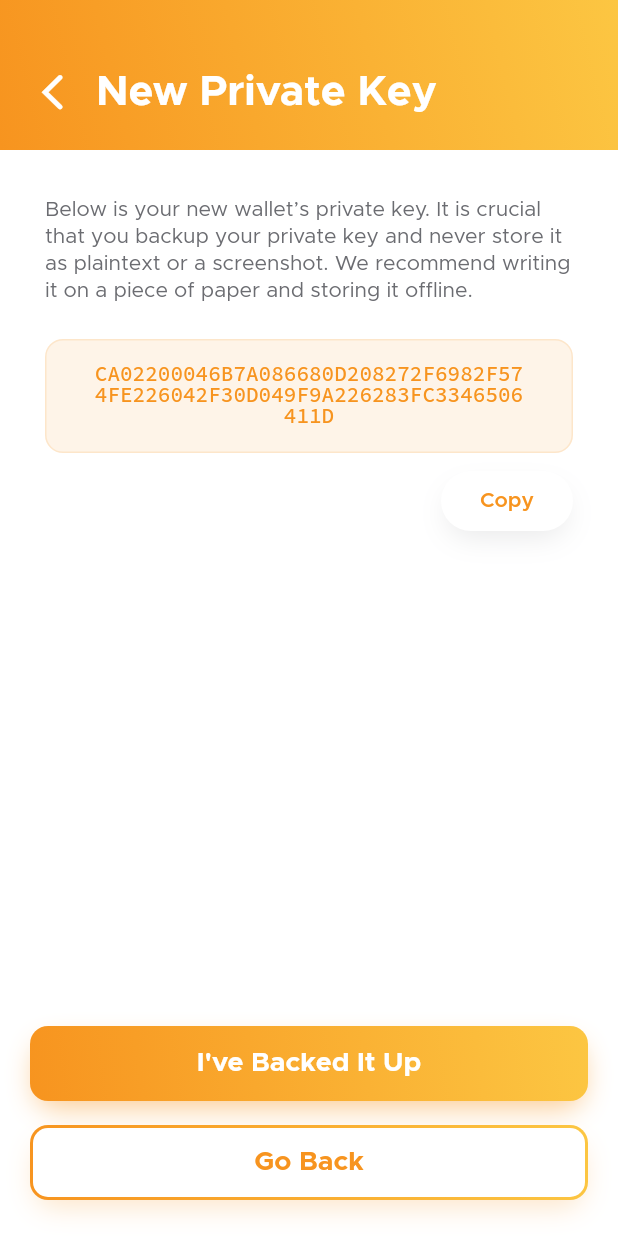
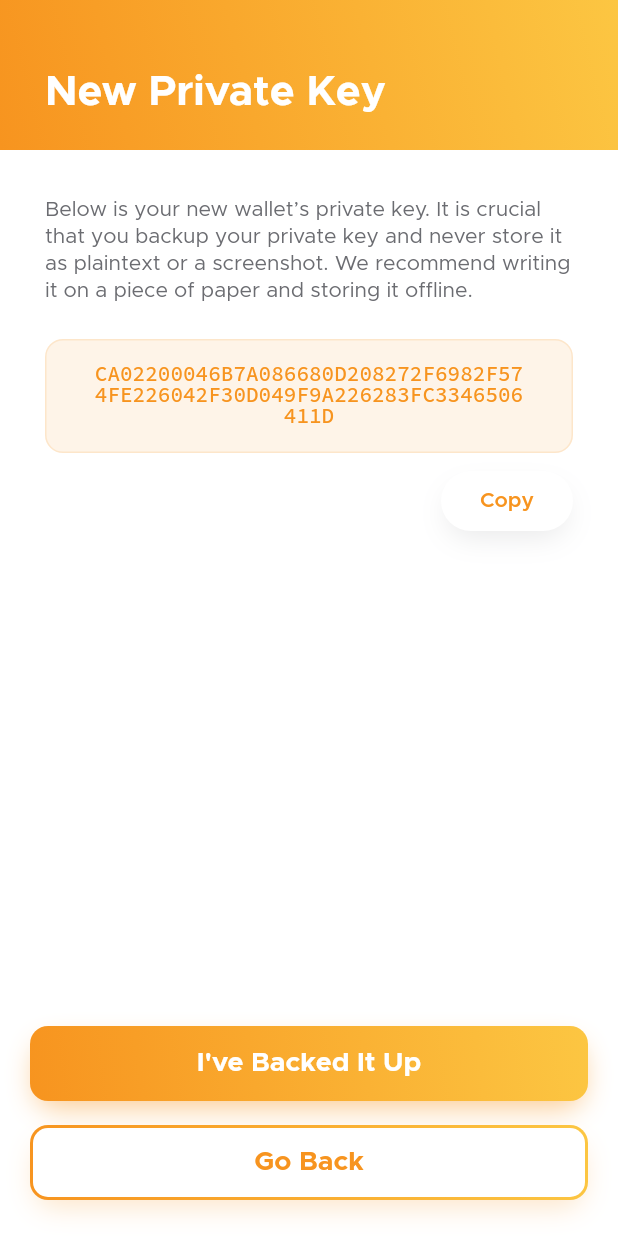
Before and after one commit to appditto/blaise_wallet_flutter, a Flutter app: the screen it shows after launch, after a tap on "New Private Key", on a phone screen of 412 x 824 dp. Run offline on Flutter 3.47's test engine with Material 2 defaults, Android fonts, the phone set to English and light mode, and no system bars; drawn by our look-alikes of oktoast; our stand-ins replace flare_flutter, flutter_svg; generated files the repository leaves out were written again.

Commit message:
Import private key screen created

```diff
--- a/lib/main.dart
+++ b/lib/main.dart
@@ -1,6 +1,7 @@
 import 'package:blaise_wallet_flutter/appstate_container.dart';
 import 'package:blaise_wallet_flutter/localization.dart';
 import 'package:blaise_wallet_flutter/ui/intro/intro_backup_confirm.dart';
+import 'package:blaise_wallet_flutter/ui/intro/intro_import_private_key.dart';
 import 'package:blaise_wallet_flutter/ui/intro/intro_new_private_key.dart';
 import 'package:blaise_wallet_flutter/ui/util/text_styles.dart';
 import 'package:blaise_wallet_flutter/ui/intro/intro_welcome.dart';
@@ -74,6 +75,11 @@ class _AppState extends State<App> {
             case '/intro_backup_confirm':
               return MaterialPageRoute(
                 builder: (_) => IntroBackupConfirmPage(),
+                settings: settings,
+              );
+            case '/intro_import_private_key':
+              return MaterialPageRoute(
+                builder: (_) => IntroImportPrivateKeyPage(),
                 settings: settings,
               );
             default:
--- a/lib/ui/intro/intro_new_private_key.dart
+++ b/lib/ui/intro/intro_new_private_key.dart
@@ -51,36 +51,11 @@ class _IntroNewPrivateKeyPageState extends State<IntroNewPrivateKeyPage> {
                         // Row for back button and the header
                         child: Row(
                           children: <Widget>[
-                            // Back Button
-                            Container(
-                              margin: EdgeInsetsDirectional.only(start: 10),
-                              height: 50,
-                              width: 50,
-                              child: FlatButton(
-                                  highlightColor: StateContainer.of(context)
-                                      .curTheme
-                                      .textLight15,
-                                  splashColor: StateContainer.of(context)
-                                      .curTheme
-                                      .textLight30,
-                                  onPressed: () {
-                                    Navigator.pop(context);
-                                  },
-                                  shape: RoundedRectangleBorder(
-                                      borderRadius:
-                                          BorderRadius.circular(50.0)),
-                                  padding: EdgeInsets.all(0.0),
-                                  child: Icon(AppIcons.back,
-                                      color: StateContainer.of(context)
-                                          .curTheme
-                                          .textLight,
-                                      size: 24)),
-                            ),
                             // The header
                             Container(
-                              width: MediaQuery.of(context).size.width - 100,
+                              width: MediaQuery.of(context).size.width - 60,
                               margin:
-                                  EdgeInsetsDirectional.fromSTEB(4, 24, 4, 24),
+                                  EdgeInsetsDirectional.fromSTEB(30, 24, 30, 24),
                               child: AutoSizeText(
                                 "New Private Key",
                                 style: AppStyles.header(context),
@@ -93,11 +68,12 @@ class _IntroNewPrivateKeyPageState extends State<IntroNewPrivateKeyPage> {
                       ),
                       //Container for the paragraph
                       Container(
+                        alignment: Alignment(-1, 0),
                         margin: EdgeInsetsDirectional.fromSTEB(30, 30, 30, 0),
                         child: AutoSizeText(
                           "Below is your new wallet’s private key. It is crucial that you backup your private key and never store it as plaintext or a screenshot. We recommend writing it on a piece of paper and storing it offline.",
                           maxLines: 5,
-                          stepGranularity: 0.5,
+                          stepGranularity: 0.1,
                           style: AppStyles.paragraph(context),
                         ),
                       ),
--- a/lib/ui/intro/intro_welcome.dart
+++ b/lib/ui/intro/intro_welcome.dart
@@ -64,7 +64,7 @@ class _IntroWelcomePageState extends State<IntroWelcomePage> {
                       //Container for the paragraph
                       Expanded(
                         child: Container(
-                          alignment: Alignment(0, -0.2),
+                          alignment: Alignment(-1, -0.2),
                           margin: EdgeInsets.symmetric(horizontal: 30),
                           child: AutoSizeText(
                             "Welcome to Blaise Wallet. To begin, you can create a new private key or import one.",
@@ -99,7 +99,10 @@ class _IntroWelcomePageState extends State<IntroWelcomePage> {
                       children: <Widget>[
                         AppButton(
                           type: AppButtonType.PrimaryOutline,
-                          text: "Import Private Key"
+                          text: "Import Private Key",
+                          onPressed: () {
+                            Navigator.of(context).pushNamed('/intro_import_private_key');
+                          },
                         ),
                       ],
                     ),
```
Also changed, not shown: lib/ui/intro/intro_backup_confirm.dart (+6 -30 lines), lib/ui/intro/intro_import_private_key.dart (added, +247 -0 lines), lib/ui/util/text_styles.dart (+10 -1 lines).
